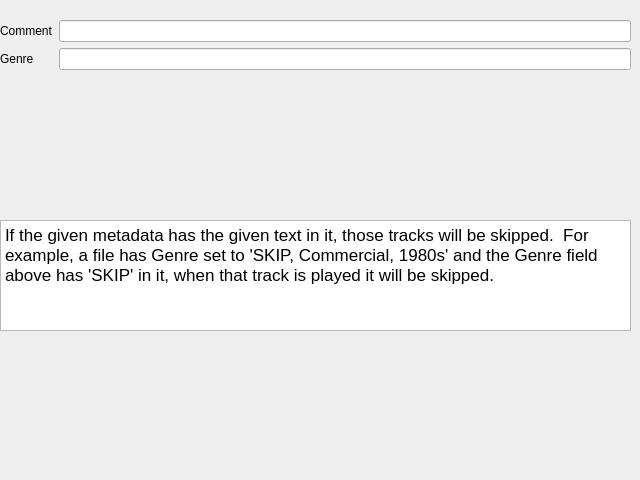
Old version of the form nowplaying/resources/ui/trackskip.ui in the repository whatsnowplaying/whats-now-playing.
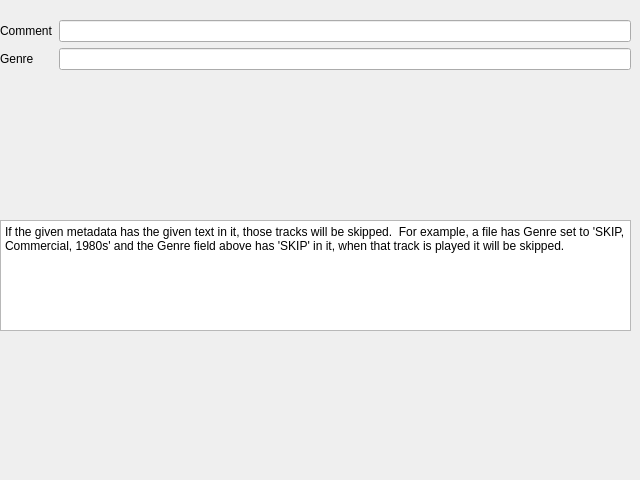
New version of the form.

Commit message:
Fix Windows font scaling, hide unimplemented Kick commands, docs
* Remove hardcoded macOS font families and absolute pt sizes from
  all settings UI panels; Qt now inherits system font correctly on
  all platforms
* Fix About page title to use widget font property instead of
  inline HTML font-size
* Hide unimplemented command/permissions widgets in Kick Chat UI
* Add kickbot-settings.png and kickbot-chat.png to docs
* Update CHANGELOG: security fixes, SSL CA store, reliability
  improvements, arrow overlay, font scaling, Serato3 null-byte fix
* Remove basedpyright from requirements-dev.txt

Diff of the .ui file:
```diff
--- a/nowplaying/resources/ui/trackskip.ui
+++ b/nowplaying/resources/ui/trackskip.ui
@@ -64,8 +64,8 @@
     <string>&lt;!DOCTYPE HTML PUBLIC &quot;-//W3C//DTD HTML 4.0//EN&quot; &quot;http://www.w3.org/TR/REC-html40/strict.dtd&quot;&gt;
 &lt;html&gt;&lt;head&gt;&lt;meta name=&quot;qrichtext&quot; content=&quot;1&quot; /&gt;&lt;style type=&quot;text/css&quot;&gt;
 p, li { white-space: pre-wrap; }
-&lt;/style&gt;&lt;/head&gt;&lt;body style=&quot; font-family:'Sans'; font-size:10pt; font-weight:400; font-style:normal;&quot;&gt;
-&lt;p style=&quot; margin-top:0px; margin-bottom:0px; margin-left:0px; margin-right:0px; -qt-block-indent:0; text-indent:0px;&quot;&gt;&lt;span style=&quot; font-family:'.AppleSystemUIFont'; font-size:13pt;&quot;&gt;If the given metadata has the given text in it, those tracks will be skipped.  For example, a file has Genre set to 'SKIP, Commercial, 1980s' and the Genre field above has 'SKIP' in it, when that track is played it will be skipped.&lt;/span&gt;&lt;/p&gt;&lt;/body&gt;&lt;/html&gt;</string>
+&lt;/style&gt;&lt;/head&gt;&lt;body&gt;
+&lt;p style=&quot;margin-top:0px; margin-bottom:0px; margin-left:0px; margin-right:0px; -qt-block-indent:0; text-indent:0px&quot;&gt;If the given metadata has the given text in it, those tracks will be skipped.  For example, a file has Genre set to 'SKIP, Commercial, 1980s' and the Genre field above has 'SKIP' in it, when that track is played it will be skipped.&lt;/p&gt;&lt;/body&gt;&lt;/html&gt;</string>
    </property>
   </widget>
  </widget>
```
The commit also changes 26 other files.
